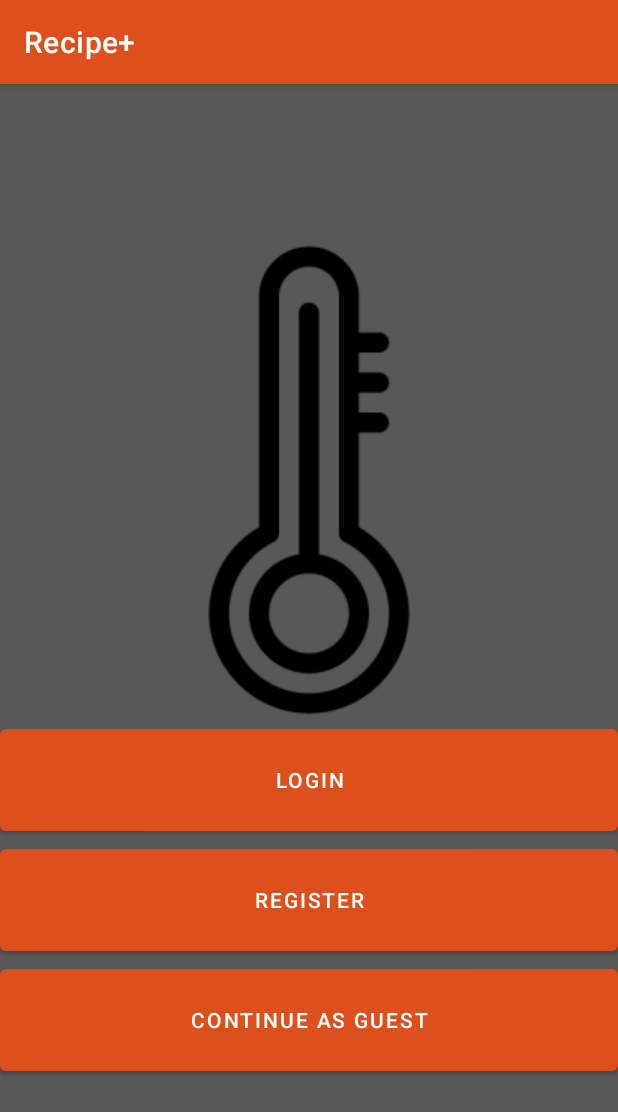
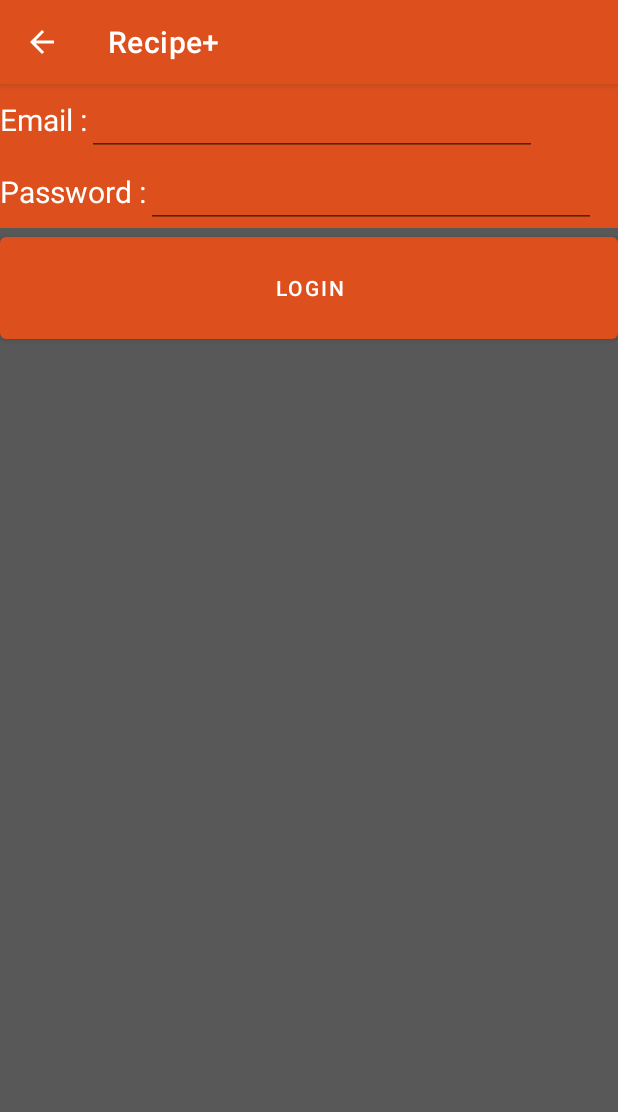
Before and after one commit to monstrotac/RecipePlus, an Android app: the screen it shows after launch (MainActivity), after a tap on "LOGIN", on a phone screen of 412 x 824 dp. Shown: the top 1112 px of the screen. Run offline under Robolectric (Android 15) with nearby library versions, the phone set to English and light mode, and no system bars.

Commit message:
Added new pages, need to do register page

```diff
--- a/app/src/main/AndroidManifest.xml
+++ b/app/src/main/AndroidManifest.xml
@@ -21,8 +21,6 @@
         <activity
             android:name=".RecipeActivity"
             android:exported="true">
-            <intent-filter>
-            </intent-filter>
         </activity>
     </application>
 
--- a/app/src/main/java/uqac/dim/recipeplus/MainActivity.java
+++ b/app/src/main/java/uqac/dim/recipeplus/MainActivity.java
@@ -13,8 +13,14 @@ public class MainActivity extends AppCompatActivity {
         setContentView(R.layout.activity_main);
     }
 
+    public void LoginPage(View v){
+        setContentView(R.layout.activity_login);
+        getSupportActionBar().setDisplayHomeAsUpEnabled(true);
+    }
+
     public void Login(View v){
-
+        setContentView(R.layout.activity_recipe);
+        getSupportActionBar().setDisplayHomeAsUpEnabled(false);
     }
 
     public void Register(View v){
@@ -22,6 +28,7 @@ public class MainActivity extends AppCompatActivity {
     }
 
     public  void ContinueGuest(View v){
-
+        setContentView(R.layout.activity_recipe);
+        getSupportActionBar().setDisplayHomeAsUpEnabled(true);
     }
 }
--- a/app/src/main/java/uqac/dim/recipeplus/RecipeActivity.java
+++ b/app/src/main/java/uqac/dim/recipeplus/RecipeActivity.java
@@ -1,6 +1,16 @@
 package uqac.dim.recipeplus;
+
+import android.os.Bundle;
 
 import androidx.appcompat.app.AppCompatActivity;
 
 public class RecipeActivity extends AppCompatActivity {
+    @Override
+    protected void onCreate(Bundle savedInstanceState) {
+        super.onCreate(savedInstanceState);
+        setContentView(R.layout.activity_recipe);
+    }
+
+
+
 }
--- /dev/null
+++ b/app/src/main/res/layout/activity_login.xml
@@ -0,0 +1,58 @@
+<?xml version="1.0" encoding="utf-8"?>
+<LinearLayout xmlns:android="http://schemas.android.com/apk/res/android"
+    xmlns:tools="http://schemas.android.com/tools"
+    android:layout_width="match_parent"
+    android:layout_height="match_parent"
+
+    tools:context=".MainActivity"
+    android:orientation="vertical">
+
+    <LinearLayout
+        android:layout_width="match_parent"
+        android:layout_height="wrap_content"
+        android:orientation="horizontal"
+        android:theme="@style/Theme.RecipePlus.loginText">
+        <TextView
+            android:layout_width="wrap_content"
+            android:layout_height="wrap_content"
+            android:text="@string/email">
+
+        </TextView>
+        <EditText
+            android:layout_width="300dp"
+            android:layout_height="wrap_content"
+            android:id="@+id/email">
+
+        </EditText>
+    </LinearLayout>
+
+    <LinearLayout
+        android:layout_width="match_parent"
+        android:layout_height="wrap_content"
+        android:orientation="horizontal"
+        android:theme="@style/Theme.RecipePlus.loginText">
+
+        <TextView
+            android:layout_width="wrap_content"
+            android:layout_height="wrap_content"
+            android:text="@string/password">
+
+        </TextView>
+
+        <EditText
+            android:id="@+id/password"
+            android:layout_width="300dp"
+            android:layout_height="wrap_content">
+
+        </EditText>
+    </LinearLayout>
+
+    <Button
+        android:layout_width="match_parent"
+        android:layout_height="80dp"
+        android:onClick="Login"
+        android:text="@string/login">
+    </Button>
+
+
+</LinearLayout>
--- a/app/src/main/res/layout/activity_main.xml
+++ b/app/src/main/res/layout/activity_main.xml
@@ -18,7 +18,7 @@
     <Button
         android:layout_width="match_parent"
         android:layout_height="80dp"
-        android:onClick="Login"
+        android:onClick="LoginPage"
         android:text="@string/login">
     </Button>
 
--- /dev/null
+++ b/app/src/main/res/layout/activity_register.xml
@@ -0,0 +1,11 @@
+<?xml version="1.0" encoding="utf-8"?>
+<LinearLayout xmlns:android="http://schemas.android.com/apk/res/android"
+    xmlns:tools="http://schemas.android.com/tools"
+    android:layout_width="match_parent"
+    android:layout_height="match_parent"
+    android:gravity="center"
+
+    tools:context=".RecipeActivity"
+    android:orientation="horizontal">
+
+</LinearLayout>
--- a/app/src/main/res/values/strings.xml
+++ b/app/src/main/res/values/strings.xml
@@ -3,4 +3,6 @@
     <string name="login">Login</string>
     <string name="register">Register</string>
     <string name="noLogin">Continue as Guest</string>
+    <string name="email">Email :</string>
+    <string name="password">Password :</string>
 </resources>
--- a/app/src/main/res/values/themes.xml
+++ b/app/src/main/res/values/themes.xml
@@ -14,4 +14,9 @@
         <!-- Customize your theme here. -->
         <item name="android:colorBackground">@color/davy_grey</item>
     </style>
+    <style name="Theme.RecipePlus.loginText" parent = "Theme.RecipePlus">
+        <item name="android:textColor">#FFFFFF</item>
+        <item name="android:background">@color/flame</item>
+        <item name="android:textSize">20dp</item>
+    </style>
 </resources>
```
Also changed, not shown: app/src/main/res/layout/activity_recipe.xml (renamed from app/src/main/res/layout/activity_recipy.xml).
